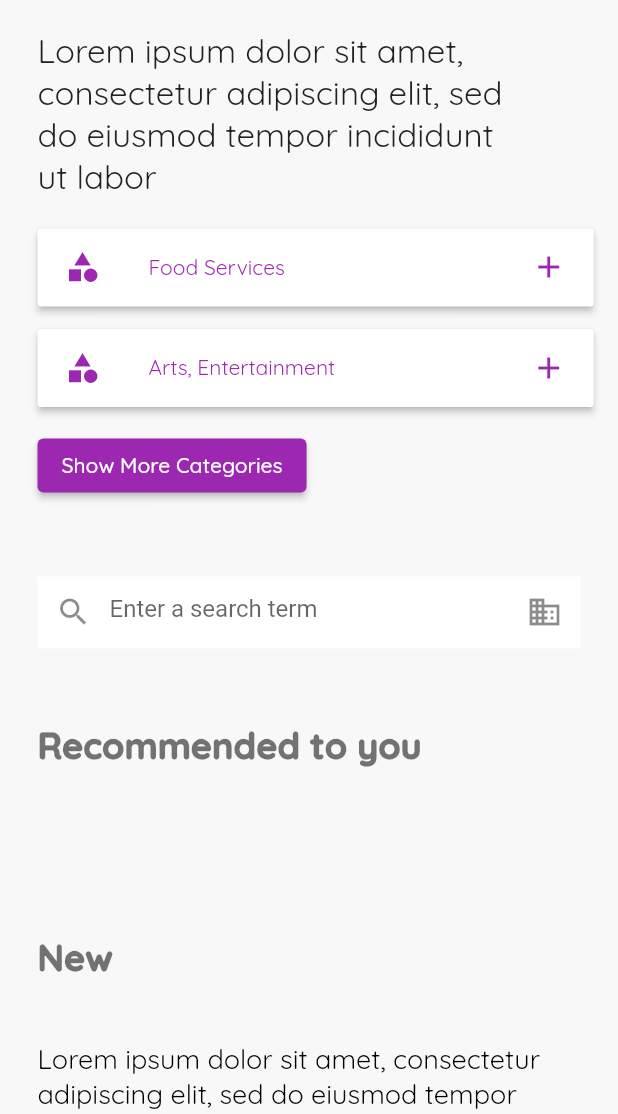
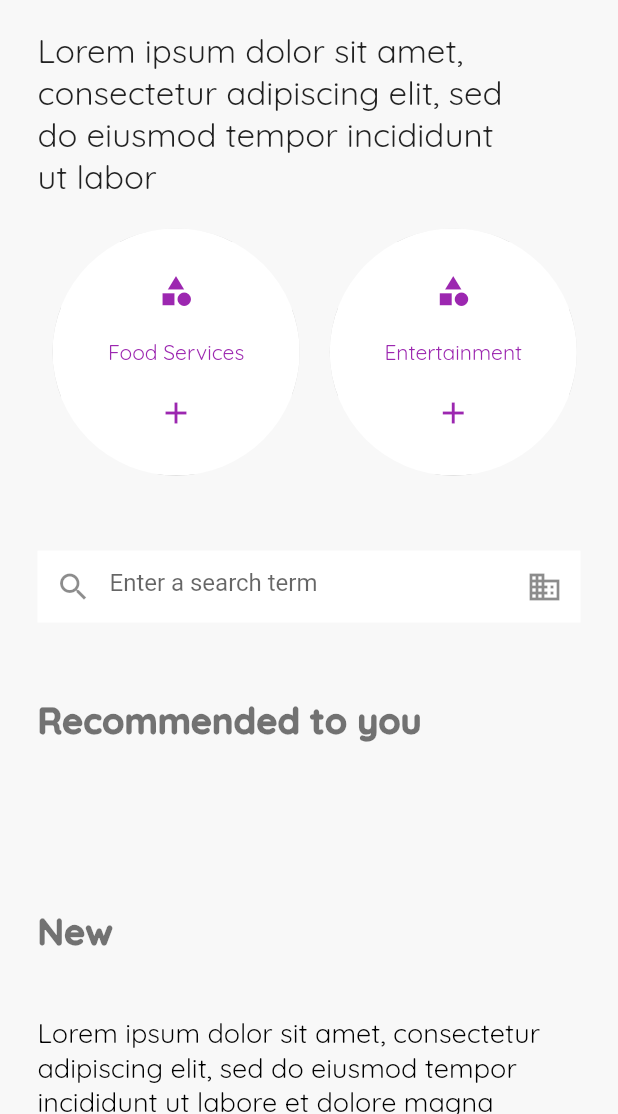
Before and after one commit to Ansontheprogrammer/timeless-website, a Flutter app: the screen it shows after launch, on a phone screen of 412 x 824 dp, the part 122-1236 px from its top. Run offline on Flutter 3.47's test engine with Material 2 defaults, Android fonts, the phone set to English and light mode, and no system bars; our stand-ins replace cloud_firestore, firebase_core, google_fonts; missing offline and left inert: cloud_firestore_web, enum_to_string, firebase_core_web, flutter_statusbarcolor; accounts and stored records are empty; Roboto replaces fonts that are missing (Jura).

Commit message:
Commiting W.I.P
Tested what would need to be required to make the category section adaptive

```diff
--- a/lib/ui/widgets/home/recommended/category_option_btns/category_btn.dart
+++ b/lib/ui/widgets/home/recommended/category_option_btns/category_btn.dart
@@ -2,6 +2,9 @@ import 'package:flutter/foundation.dart';
 import 'package:flutter/material.dart';
 import 'package:timeless_app/ui/shared/custom_text.dart';
 
+// TODO: Decouple the ClipRect and Container into category btn,
+// Create a widget to show cliprect or container on mobile
+// Move the category btn state to a view model
 class CategoryBtn extends StatefulWidget {
   final String title;
   CategoryBtn({required this.title});
@@ -11,47 +14,95 @@ class CategoryBtn extends StatefulWidget {
 }
 
 class _CategoryBtnState extends State<CategoryBtn> {
-  bool active = false;
+  bool _active = false;
+
+  void toggleButtonActiveState() {
+    setState(() {
+      _active = !_active;
+    });
+  }
+
+  @override
+  Widget build(BuildContext context) {
+    Color textAndIconColor =
+        !_active ? Theme.of(context).primaryColor : Colors.white;
+    return CircularBtnOnMobile(
+        active: _active,
+        toggleButtonActiveState: toggleButtonActiveState,
+        textAndIconColor: textAndIconColor,
+        widget: widget);
+  }
+}
+
+class CircularBtnOnMobile extends StatelessWidget {
+  const CircularBtnOnMobile({
+    Key? key,
+    required this.active,
+    required this.toggleButtonActiveState,
+    required this.textAndIconColor,
+    required this.widget,
+  }) : super(key: key);
+
+  final void Function() toggleButtonActiveState;
+  final bool active;
+  final Color textAndIconColor;
+  final CategoryBtn widget;
+
   @override
   Widget build(BuildContext context) {
     double screenWidth = MediaQuery.of(context).size.width;
     bool onDesktop = screenWidth > 600;
-    Color textAndIconColor =
-        !active ? Theme.of(context).primaryColor : Colors.white;
-    return Container(
+
+    ListTile categoryListTile = ListTile(
+      dense: true,
+      leading: Icon(Icons.category, color: this.textAndIconColor),
+      trailing: Icon(
+        this.active ? Icons.remove : Icons.add,
+        color: this.textAndIconColor,
+      ),
+      contentPadding: EdgeInsets.all(2.0),
+      title: CustomTextNormal(
+        fontSize: 14.0,
+        color: this.textAndIconColor,
+        text: this.widget.title,
+      ),
+    );
+
+    Column categoryContentsColumn =
+        Column(mainAxisAlignment: MainAxisAlignment.spaceAround, children: [
+      Icon(Icons.category, color: this.textAndIconColor),
+      CustomTextNormal(
+        fontSize: 14.0,
+        color: this.textAndIconColor,
+        text: this.widget.title,
+      ),
+      Icon(
+        this.active ? Icons.remove : Icons.add,
+        color: this.textAndIconColor,
+      ),
+    ]);
+
+    return ClipRRect(
+        borderRadius: kIsWeb
+            ? BorderRadius.zero
+            : BorderRadius.circular(MediaQuery.of(context).size.width / 2),
+        child: Container(
           width: onDesktop
               ? MediaQuery.of(context).size.width / 5
               : kIsWeb
                   ? MediaQuery.of(context).size.width * 0.5
-              : MediaQuery.of(context).size.width * 0.9,
+                  : MediaQuery.of(context).size.width * 0.4,
+          height: MediaQuery.of(context).size.height * 0.2,
           child: RaisedButton(
-          onPressed: () {
-            setState(() {
-              active = !this.active;
-            });
-          },
+              onPressed: this.toggleButtonActiveState,
               splashColor: Theme.of(context).accentColor,
-          color: active ? Theme.of(context).primaryColor : Colors.white,
-          child: ListTile(
-            dense: true,
-            leading: Icon(Icons.category, color: textAndIconColor),
-            trailing: Icon(
-              active ? Icons.remove : Icons.add,
-              color: textAndIconColor,
+              color:
+                  this.active ? Theme.of(context).primaryColor : Colors.white,
+              child: Container(
+                  padding: EdgeInsets.all(20),
+                  child: kIsWeb ? categoryListTile : categoryContentsColumn)
+              // ));
               ),
-            contentPadding: EdgeInsets.all(2.0),
-            title: CustomTextNormal(
-              fontSize: 14.0,
-              color: textAndIconColor,
-              text: widget.title,
-            ),
-            // subtitle: CustomTextBtn(
-            //   fontWeight: FontWeight.w100,
-            //   color: textAndIconColor,
-            //   text:
-            //       'Lorem ipsum dolor sit amet, consectetur adipiscing elit, sed do eiusmod tempor incididunt ut labore et dolore magna aliqua. Ut enim ad minim veniam, quis nostrud exercitation ullamco laboris nisi ut aliquip ex ea commodo consequat. Duis aute irure dolor in reprehenderit in voluptate velit esse cillum dolore eu fugiat nulla pariatur.',
-            // ),
-          )),
-    );
+        ));
   }
 }
--- a/lib/ui/widgets/home/recommended/category_option_btns/category_list.dart
+++ b/lib/ui/widgets/home/recommended/category_option_btns/category_list.dart
@@ -1,3 +1,4 @@
+import 'package:flutter/foundation.dart';
 import 'package:flutter/material.dart';
 import 'package:timeless_app/ui/shared/custom_text.dart';
 import 'package:timeless_app/ui/widgets/home/recommended/category_option_btns/category_btn.dart';
@@ -6,13 +7,14 @@ import '../../landing_page_content.dart';
 
 List<String> categoryOptionBtns = [
   'Food Services',
-  'Arts, Entertainment',
+  'Entertainment',
   'Finance',
   'Healthcare',
   'Insurance',
   'Recreation'
 ];
 
+// TODO: Combine these two widgets and make them adaptive
 class CategoryListButtons extends StatefulWidget {
   CategoryListButtons();
 
@@ -28,12 +30,11 @@ class _CategoryListButtonsState extends State<CategoryListButtons> {
     double screenWidth = MediaQuery.of(context).size.width;
     bool onDesktop = screenWidth > 600;
     if (limit == 2 && onDesktop) limit = 3;
-    return CenterWidgetOnWeb(
-        child: Wrap(
-            direction: onDesktop ? Axis.horizontal : Axis.vertical,
-            runSpacing: 15.0,
-            spacing: 15.0,
-            children: [
+    Wrap adaptiveListWrap = Wrap(
+        direction: onDesktop || !kIsWeb ? Axis.horizontal : Axis.vertical,
+        runSpacing: 15.0,
+        spacing: 15.0,
+        children: [
           ...categoryOptionBtns
               .sublist(0, limit)
               .map((option) => CategoryBtn(
@@ -43,6 +44,45 @@ class _CategoryListButtonsState extends State<CategoryListButtons> {
           Center(
             child: ElevatedButton(
                 style: ElevatedButton.styleFrom(
+                    shape: RoundedRectangleBorder(
+                        borderRadius: BorderRadius.circular(18.0),
+                        side: BorderSide(color: Colors.white)),
+                    primary: limit != categoryOptionBtns.length
+                        ? Theme.of(context).primaryColor
+                        : Colors.grey),
+                onPressed: () {
+                  setState(() {
+                    limit += 2;
+                    if (limit >= categoryOptionBtns.length) {
+                      limit = categoryOptionBtns.length;
+                    }
+                  });
+                },
+                child: CustomTextBtn(
+                    text: limit != categoryOptionBtns.length
+                        ? 'Show More Categories'
+                        : 'Showing all Categories',
+                    color: Colors.white)),
+          )
+        ]);
+    Widget adaptiveList = Container(
+        height: MediaQuery.of(context).size.height * 0.2,
+        child: ListView(scrollDirection: Axis.horizontal, children: [
+          ...categoryOptionBtns
+              .sublist(0, limit)
+              .map((option) => Container(
+                    margin: EdgeInsets.only(left: 10, right: 10),
+                    child: CategoryBtn(
+                      title: option,
+                    ),
+                  ))
+              .toList(),
+          Center(
+            child: ElevatedButton(
+                style: ElevatedButton.styleFrom(
+                    shape: RoundedRectangleBorder(
+                        borderRadius: BorderRadius.circular(18.0),
+                        side: BorderSide(color: Colors.white)),
                     primary: limit != categoryOptionBtns.length
                         ? Theme.of(context).primaryColor
                         : Colors.grey),
@@ -61,5 +101,6 @@ class _CategoryListButtonsState extends State<CategoryListButtons> {
                     color: Colors.white)),
           )
         ]));
+    return CenterWidgetOnWeb(child: kIsWeb ? adaptiveListWrap : adaptiveList);
   }
 }
```
Lines whose indentation alone changed are shown as unchanged.
